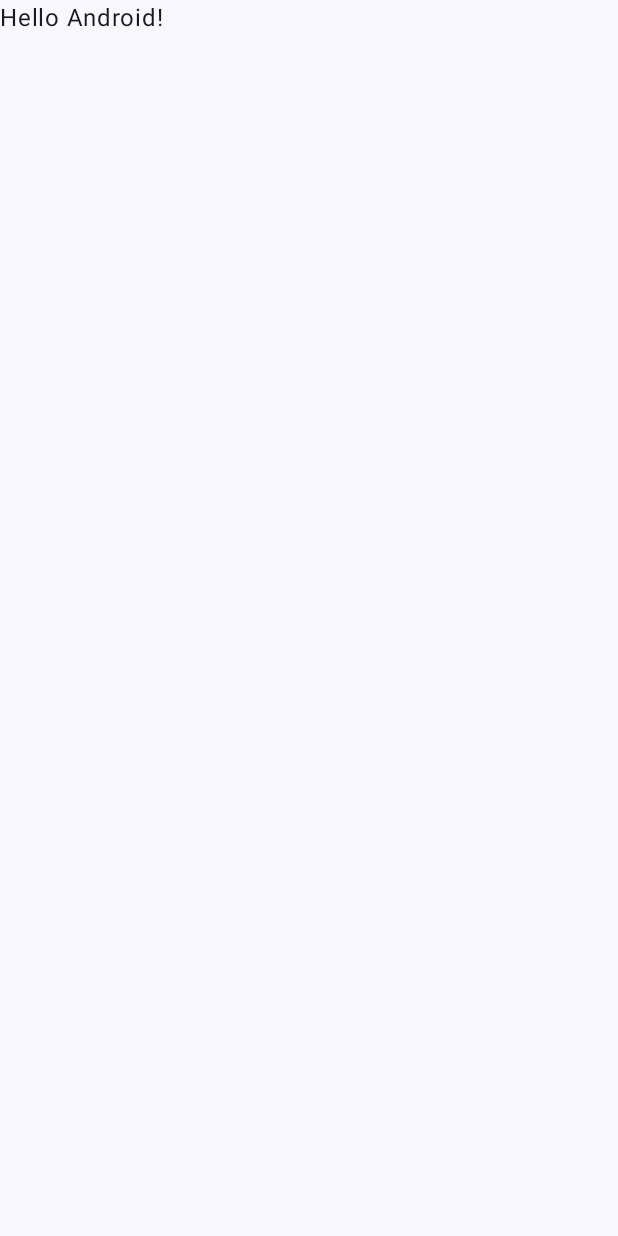
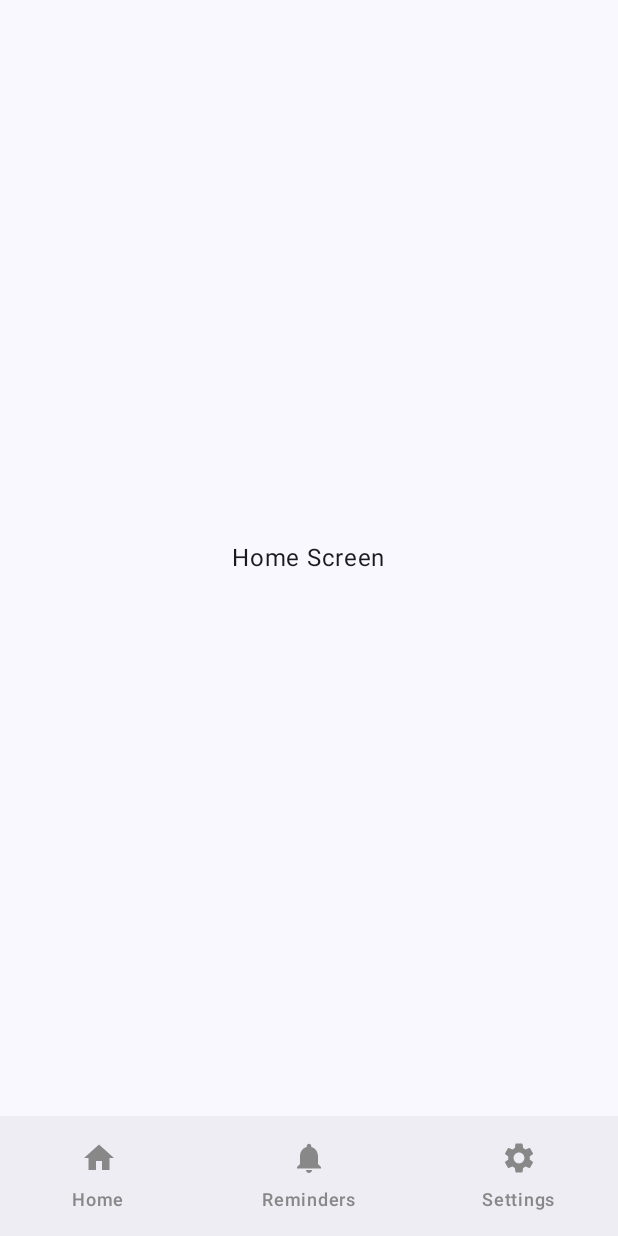
Before and after one commit to ipekgultekin/RemindlyApp, an Android app built with Jetpack Compose: the screen it shows after launch (MainActivity), on a phone screen of 412 x 824 dp. Before the commit the screen is almost empty. Run offline under Robolectric (Android 15) with nearby library versions, the phone set to English and light mode, and no system bars.

Commit message:
configured certain nav item to make it open a bottomSheet

```diff
--- a/app/build.gradle.kts
+++ b/app/build.gradle.kts
@@ -51,6 +51,7 @@ android {
 
 dependencies {
 
+    implementation (libs.androidx.navigation.compose)
     implementation(libs.androidx.core.ktx)
     implementation(libs.androidx.lifecycle.runtime.ktx)
     implementation(libs.androidx.activity.compose)
--- a/app/src/main/java/com/yazilimxyz/remindly/MainActivity.kt
+++ b/app/src/main/java/com/yazilimxyz/remindly/MainActivity.kt
@@ -4,14 +4,25 @@ import android.os.Bundle
 import androidx.activity.ComponentActivity
 import androidx.activity.compose.setContent
 import androidx.activity.enableEdgeToEdge
-import androidx.compose.foundation.layout.fillMaxSize
-import androidx.compose.foundation.layout.padding
-import androidx.compose.material3.Scaffold
-import androidx.compose.material3.Text
-import androidx.compose.runtime.Composable
+import androidx.compose.foundation.layout.*
+import androidx.compose.material.icons.Icons
+import androidx.compose.material.icons.filled.Home
+import androidx.compose.material.icons.filled.Notifications
+import androidx.compose.material.icons.filled.Settings
+import androidx.compose.material3.*
+import androidx.compose.runtime.*
+import androidx.compose.ui.Alignment
 import androidx.compose.ui.Modifier
+import androidx.compose.ui.graphics.Color
+import androidx.compose.ui.graphics.vector.ImageVector
 import androidx.compose.ui.tooling.preview.Preview
+import androidx.compose.ui.unit.dp
+import androidx.navigation.NavHostController
+import androidx.navigation.compose.NavHost
+import androidx.navigation.compose.composable
+import androidx.navigation.compose.rememberNavController
 import com.yazilimxyz.remindly.ui.theme.RemindlyTheme
+import kotlinx.coroutines.launch
 
 class MainActivity : ComponentActivity() {
     override fun onCreate(savedInstanceState: Bundle?) {
@@ -19,11 +30,38 @@ class MainActivity : ComponentActivity() {
         enableEdgeToEdge()
         setContent {
             RemindlyTheme {
-                Scaffold(modifier = Modifier.fillMaxSize()) { innerPadding ->
-                    Greeting(
-                        name = "Android",
-                        modifier = Modifier.padding(innerPadding)
-                    )
+                MainScreen()
+            }
+        }
+    }
+}
+
+@OptIn(ExperimentalMaterial3Api::class)
+@Composable
+fun MainScreen() {
+    val navController = rememberNavController()
+    val sheetState = rememberModalBottomSheetState()
+    val scope = rememberCoroutineScope()
+
+    Scaffold(
+        modifier = Modifier.fillMaxSize(),
+        bottomBar = {
+            BottomNavigationBar(
+                navController = navController,
+                onSettingsClick = { scope.launch { sheetState.show() } }
+            )
+        }
+    ) { innerPadding ->
+        Box(Modifier.padding(innerPadding)) {
+            NavigationHost(navController = navController)
+
+            // ModalBottomSheet content
+            if (sheetState.isVisible) {
+                ModalBottomSheet(
+                    onDismissRequest = { scope.launch { sheetState.hide() } },
+                    sheetState = sheetState
+                ) {
+                    BottomSheetContent()
                 }
             }
         }
@@ -31,17 +69,112 @@ class MainActivity : ComponentActivity() {
 }
 
 @Composable
-fun Greeting(name: String, modifier: Modifier = Modifier) {
-    Text(
-        text = "Hello $name!",
+fun BottomNavigationBar(
+    navController: NavHostController,
+    onSettingsClick: () -> Unit
+) {
+    NavigationBar {
+        val items = listOf(
+            BottomNavItem.Home,
+            BottomNavItem.Reminders,
+            BottomNavItem.Settings
+        )
+        items.forEach { item ->
+            val isSettings = item is BottomNavItem.Settings
+            NavigationBarItem(
+                icon = { Icon(item.icon, contentDescription = item.label) },
+                label = { Text(item.label) },
+                selected = false,
+                colors = NavigationBarItemDefaults.colors(
+                    selectedIconColor = Color.Blue,
+                    unselectedIconColor = Color.Gray,
+                    selectedTextColor = Color.White,
+                    unselectedTextColor = Color.Gray,
+                    indicatorColor = Color.Transparent
+                ),
+                onClick = {
+                    if (isSettings) {
+                        onSettingsClick()
+                    } else {
+                        navController.navigate(item.route) {
+                            popUpTo(navController.graph.startDestinationId) { saveState = true }
+                            restoreState = true
+                            launchSingleTop = true
+                        }
+                    }
+                }
+            )
+        }
+    }
+}
+
+@Composable
+fun NavigationHost(navController: NavHostController, modifier: Modifier = Modifier) {
+    NavHost(
+        navController = navController,
+        startDestination = BottomNavItem.Home.route,
         modifier = modifier
-    )
+    ) {
+        composable(BottomNavItem.Home.route) {
+            HomeScreen()
+        }
+        composable(BottomNavItem.Reminders.route) {
+            RemindersScreen()
+        }
+    }
+}
+
+@Composable
+fun HomeScreen() {
+    Box(modifier = Modifier.fillMaxSize(), contentAlignment = Alignment.Center) {
+        Text(text = "Home Screen")
+    }
+}
+
+@Composable
+fun RemindersScreen() {
+    Box(modifier = Modifier.fillMaxSize(), contentAlignment = Alignment.Center) {
+        Text(text = "Reminders Screen")
+    }
+}
+
+@Composable
+fun BottomSheetContent() {
+    Column(
+        modifier = Modifier
+            .fillMaxWidth()
+            .padding(16.dp),
+        verticalArrangement = Arrangement.spacedBy(12.dp)
+    ) {
+        TextField(
+            value = "",
+            onValueChange = {},
+            label = { Text("Field 1") }
+        )
+        TextField(
+            value = "",
+            onValueChange = {},
+            label = { Text("Field 2") }
+        )
+        TextField(
+            value = "",
+            onValueChange = {},
+            label = { Text("Field 3") }
+        )
+    }
+}
+
+// Navigation items data
+sealed class BottomNavItem(val route: String, val label: String, val icon: ImageVector) {
+    object Home : BottomNavItem("home", "Home", Icons.Default.Home)
+    object Reminders : BottomNavItem("reminders", "Reminders", Icons.Default.Notifications)
+    object Settings : BottomNavItem("settings", "Settings", Icons.Default.Settings)
 }
 
 @Preview(showBackground = true)
 @Composable
 fun GreetingPreview() {
     RemindlyTheme {
-        Greeting("Android")
+        MainScreen()
     }
 }
--- a/gradle/libs.versions.toml
+++ b/gradle/libs.versions.toml
@@ -8,9 +8,11 @@ espressoCore = "3.6.1"
 lifecycleRuntimeKtx = "2.8.4"
 activityCompose = "1.9.1"
 composeBom = "2024.04.01"
+navigationCompose = "2.8.0"
 
 [libraries]
 androidx-core-ktx = { group = "androidx.core", name = "core-ktx", version.ref = "coreKtx" }
+androidx-navigation-compose = { module = "androidx.navigation:navigation-compose", version.ref = "navigationCompose" }
 junit = { group = "junit", name = "junit", version.ref = "junit" }
 androidx-junit = { group = "androidx.test.ext", name = "junit", version.ref = "junitVersion" }
 androidx-espresso-core = { group = "androidx.test.espresso", name = "espresso-core", version.ref = "espressoCore" }
```
